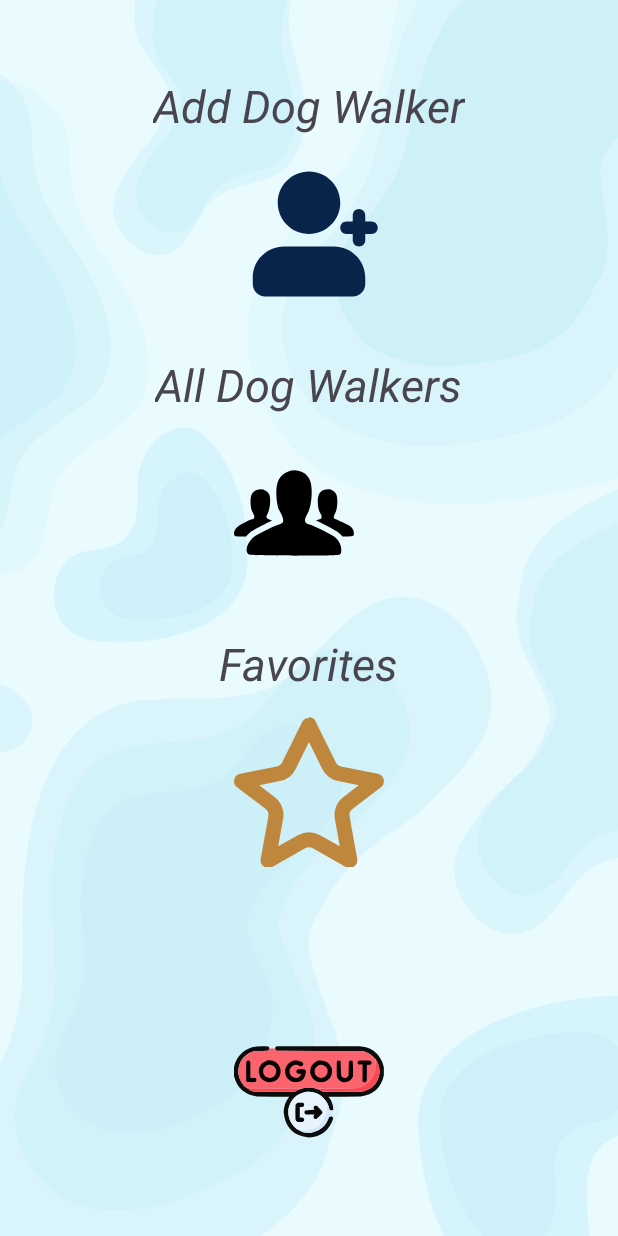
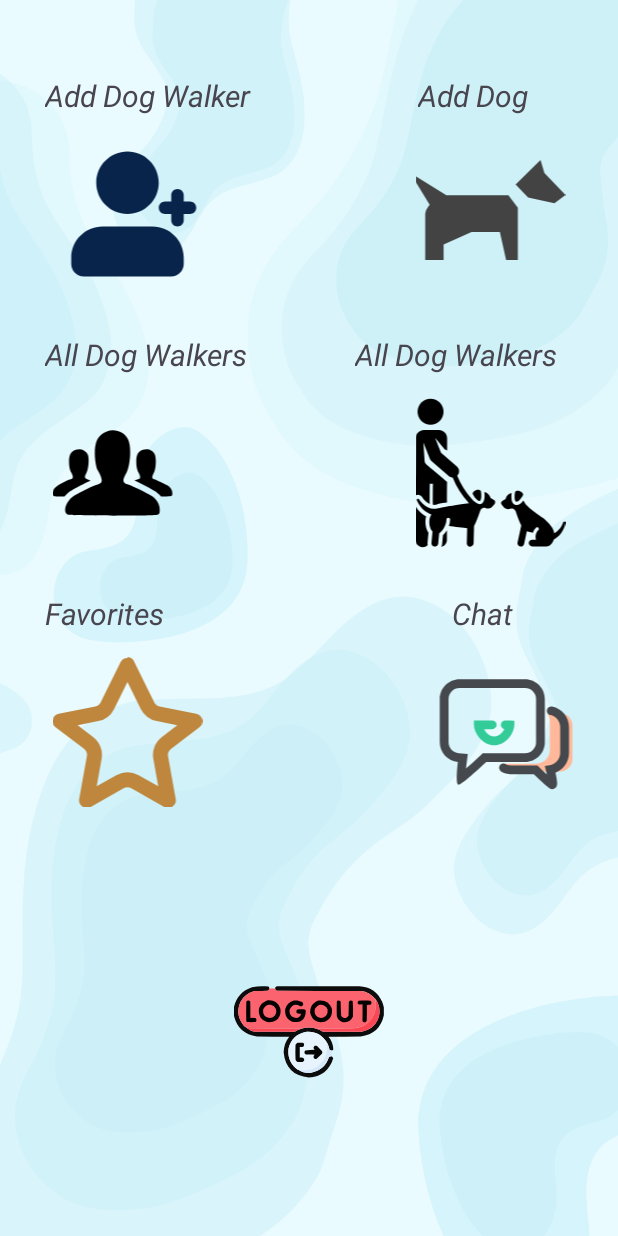
Before and after one commit to AmitTalLevi/DogWalker, an Android app: the MenuActivity screen opened directly, with no data from a screen before it, on a phone screen of 412 x 824 dp. Run offline under Robolectric (Android 15) with nearby library versions, the phone set to English and light mode, and no system bars; libraries missing offline, so code that uses them is left out: com.firebase.ui.

Commit message:
add chat

```diff
--- /dev/null
+++ b/app/src/main/res/drawable/ic_chat.xml
@@ -0,0 +1,20 @@
+<?xml version="1.0" encoding="utf-8"?>
+<vector xmlns:android="http://schemas.android.com/apk/res/android"
+    android:width="1024dp"
+    android:height="1024dp"
+    android:viewportWidth="1024"
+    android:viewportHeight="1024">
+
+    <path
+        android:fillColor="#FFB89A"
+        android:pathData="M885.8 383.8h-90.4c12.3 15.8 19.7 35.6 19.7 57.1v194c0 51.3-42 93.2-93.2 93.2H494.1c12.1 31 42.2 53.1 77.4 53.1h314.3c45.6 0 83-37.3 83-83V466.8c-0.1-45.7-37.4-83-83-83z" />
+    <path
+        android:fillColor="#45484C"
+        android:pathData="M780.7 582.4V286.3c0-74.2-60.7-134.9-134.9-134.9H198.2c-74.2 0-134.9 60.7-134.9 134.9v296.1c0 70.5 54.8 128.7 123.8 134.4 0 0-20 155.4 4.9 155.4s188.4-154.9 188.4-154.9h265.3c74.3 0 135-60.7 135-134.9z m-424.1 74.9l-17.4 16.4c-0.3 0.3-34.5 32.7-73.2 67.1-8.5 7.5-16.2 14.3-23.3 20.5 1.9-20.9 3.9-36.6 3.9-36.8l8-62.3L192 657c-38.5-3.2-68.7-36-68.7-74.6V286.3c0-19.9 7.8-38.6 22.1-52.8 14.2-14.2 33-22.1 52.8-22.1h447.6c19.9 0 38.6 7.8 52.8 22.1 14.2 14.2 22.1 33 22.1 52.8v296.1c0 19.9-7.8 38.6-22.1 52.8-14.2 14.2-33 22.1-52.8 22.1H356.6z" />
+    <path
+        android:fillColor="#45484C"
+        android:pathData="M830.3 337.9c-16.2-3.3-32.1 7.1-35.4 23.3-3.3 16.2 7.1 32.1 23.3 35.4 39 8 67.3 42.7 67.3 82.5v177c0 41.6-31.1 77.5-72.3 83.4l-32.7 4.7 7.8 32.1c2 8.1 3.9 16.8 5.8 25.3-17.6-16.4-37.3-35.2-55.2-52.7l-8.7-8.6H562.5c-21.9 0-36.6-1.4-47.2-8.6-13.7-9.3-32.4-5.8-41.7 7.9-9.3 13.7-5.8 32.4 7.9 41.7 25.7 17.5 55.3 19 81 19h143.2c10 9.7 27.3 26.3 45 42.8 16.2 15.1 29.6 27.1 39.8 35.9 20 17 29.3 23.1 41.6 23.1 9.7 0 18.7-4.4 24.8-12.1 10.1-12.9 10.2-29.1 0.5-78.7-1.4-7.2-2.9-14.2-4.3-20.6 54.4-21.1 92.4-74.3 92.4-134.6v-177c0.1-68-48.4-127.4-115.2-141.2z" />
+    <path
+        android:fillColor="#33CC99"
+        android:pathData="M434.6 602.8c-35.9 0-71-17.1-98.8-48.1-24.6-27.5-39.3-61.6-39.3-91.4v-29.7l29.7-0.3c0.4 0 36.2-0.4 95.4-0.4 16.6 0 30 13.4 30 30s-13.4 30-30 30c-22.3 0-41.2 0.1-56.2 0.1 3.8 7.1 8.8 14.5 15.1 21.6 16 17.9 35.7 28.1 54.1 28.1s38.1-10.3 54.1-28.1c6.5-7.3 11.6-14.9 15.4-22.2-13.7-2.8-24.1-15-24-29.5 0.1-16.5 13.5-29.9 30-29.9h0.1c27.1 0.1 32.5 0.2 33.6 0.3l28.9 1.1v28.9c0 29.8-14.7 63.9-39.3 91.4-27.9 31-62.9 48.1-98.8 48.1z m107.1-109.5z" />
+</vector>
--- a/app/src/main/res/layout/activity_menu.xml
+++ b/app/src/main/res/layout/activity_menu.xml
@@ -18,65 +18,135 @@
         android:id="@+id/menu_LBL_addDogWalker"
         android:layout_width="wrap_content"
         android:layout_height="wrap_content"
-        android:layout_centerHorizontal="true"
+        android:layout_marginStart="30dp"
         android:layout_marginTop="50dp"
         android:text="@string/add_dog_walker"
-        android:textSize="30sp"
+        android:textSize="20sp"
         android:textStyle="italic"
         />
 
     <com.google.android.material.imageview.ShapeableImageView
         android:id="@+id/menu_IMG_addDogWalker"
-        android:layout_width="200dp"
+        android:layout_width="150dp"
         android:layout_height="100dp"
-        android:layout_centerHorizontal="true"
+        android:layout_marginStart="10dp"
         android:layout_marginTop="15dp"
         app:srcCompat="@drawable/add_user"
         android:layout_below="@id/menu_LBL_addDogWalker"
         />
 
     <com.google.android.material.textview.MaterialTextView
+        android:id="@+id/menu_LBL_addDog"
+        android:layout_width="wrap_content"
+        android:layout_height="wrap_content"
+        android:layout_marginEnd="60dp"
+        android:layout_alignParentEnd="true"
+        android:layout_marginTop="50dp"
+        android:text="@string/add_dog"
+        android:textSize="20sp"
+        android:textStyle="italic"
+        />
+
+    <com.google.android.material.imageview.ShapeableImageView
+        android:id="@+id/menu_IMG_addDog"
+        android:layout_width="150dp"
+        android:layout_height="100dp"
+        android:layout_alignParentEnd="true"
+        android:layout_marginEnd="10dp"
+        android:layout_marginTop="15dp"
+        app:srcCompat="@drawable/ic_add_dog"
+        android:layout_below="@id/menu_LBL_addDog"
+        />
+
+    <com.google.android.material.textview.MaterialTextView
         android:id="@+id/menu_LBL_allDogWalkers"
         android:layout_width="wrap_content"
         android:layout_height="wrap_content"
-        android:layout_centerHorizontal="true"
+        android:layout_marginStart="30dp"
         android:layout_marginTop="30dp"
         android:layout_below="@id/menu_IMG_addDogWalker"
         android:text="@string/all_dog_walkers"
-        android:textSize="30sp"
+        android:textSize="20sp"
         android:textStyle="italic"
         />
 
     <com.google.android.material.imageview.ShapeableImageView
         android:id="@+id/menu_IMG_allDogWalkers"
-        android:layout_width="200dp"
+        android:layout_width="150dp"
         android:layout_height="100dp"
-        android:layout_centerHorizontal="true"
+        android:layout_marginStart="10dp"
         android:layout_marginTop="15dp"
         android:layout_below="@id/menu_LBL_allDogWalkers"
         app:srcCompat="@drawable/group_svgrepo_com"
         />
 
     <com.google.android.material.textview.MaterialTextView
+        android:id="@+id/menu_LBL_allDogs"
+        android:layout_width="wrap_content"
+        android:layout_height="wrap_content"
+        android:layout_marginEnd="40dp"
+        android:layout_alignParentEnd="true"
+        android:layout_marginTop="30dp"
+        android:layout_below="@id/menu_IMG_addDog"
+        android:text="@string/all_dog_walkers"
+        android:textSize="20sp"
+        android:textStyle="italic"
+        />
+
+    <com.google.android.material.imageview.ShapeableImageView
+        android:id="@+id/menu_IMG_allDogs"
+        android:layout_width="150dp"
+        android:layout_height="100dp"
+        android:layout_marginEnd="10dp"
+        android:layout_alignParentEnd="true"
+        android:layout_marginTop="15dp"
+        android:layout_below="@id/menu_LBL_allDogs"
+        app:srcCompat="@drawable/ic_all_dogs"
+        />
+
+    <com.google.android.material.textview.MaterialTextView
         android:id="@+id/menu_LBL_favorites"
         android:layout_width="wrap_content"
         android:layout_height="wrap_content"
-        android:layout_centerHorizontal="true"
+        android:layout_marginStart="30dp"
         android:layout_marginTop="30dp"
         android:layout_below="@id/menu_IMG_allDogWalkers"
         android:text="@string/favorites"
-        android:textSize="30sp"
+        android:textSize="20sp"
         android:textStyle="italic"
         />
 
     <com.google.android.material.imageview.ShapeableImageView
         android:id="@+id/menu_IMG_favorites"
-        android:layout_width="200dp"
+        android:layout_width="150dp"
         android:layout_height="100dp"
-        android:layout_centerHorizontal="true"
+        android:layout_marginStart="10dp"
         android:layout_marginTop="15dp"
         android:layout_below="@id/menu_LBL_favorites"
         app:srcCompat="@drawable/favorite" />
+
+    <com.google.android.material.textview.MaterialTextView
+        android:id="@+id/menu_LBL_chat"
+        android:layout_width="wrap_content"
+        android:layout_height="wrap_content"
+        android:layout_marginEnd="70dp"
+        android:layout_alignParentEnd="true"
+        android:layout_marginTop="30dp"
+        android:layout_below="@id/menu_IMG_allDogs"
+        android:text="@string/chat"
+        android:textSize="20sp"
+        android:textStyle="italic"
+        />
+
+    <com.google.android.material.imageview.ShapeableImageView
+        android:id="@+id/menu_IMG_chat"
+        android:layout_width="150dp"
+        android:layout_height="100dp"
+        android:layout_marginend="10dp"
+        android:layout_alignParentEnd="true"
+        android:layout_marginTop="15dp"
+        android:layout_below="@id/menu_LBL_chat"
+        app:srcCompat="@drawable/ic_chat" />
 
     <com.google.android.material.imageview.ShapeableImageView
         android:id="@+id/menu_IMG_logOut"
--- a/app/src/main/res/values/strings.xml
+++ b/app/src/main/res/values/strings.xml
@@ -13,4 +13,6 @@
     <string name="experience">Experience</string>
     <string name="dog_name">Dog Name</string>
     <string name="all_dogs">All Dogs</string>
+    <string name="add_dog">Add Dog</string>
+    <string name="chat">Chat</string>
 </resources>
```
